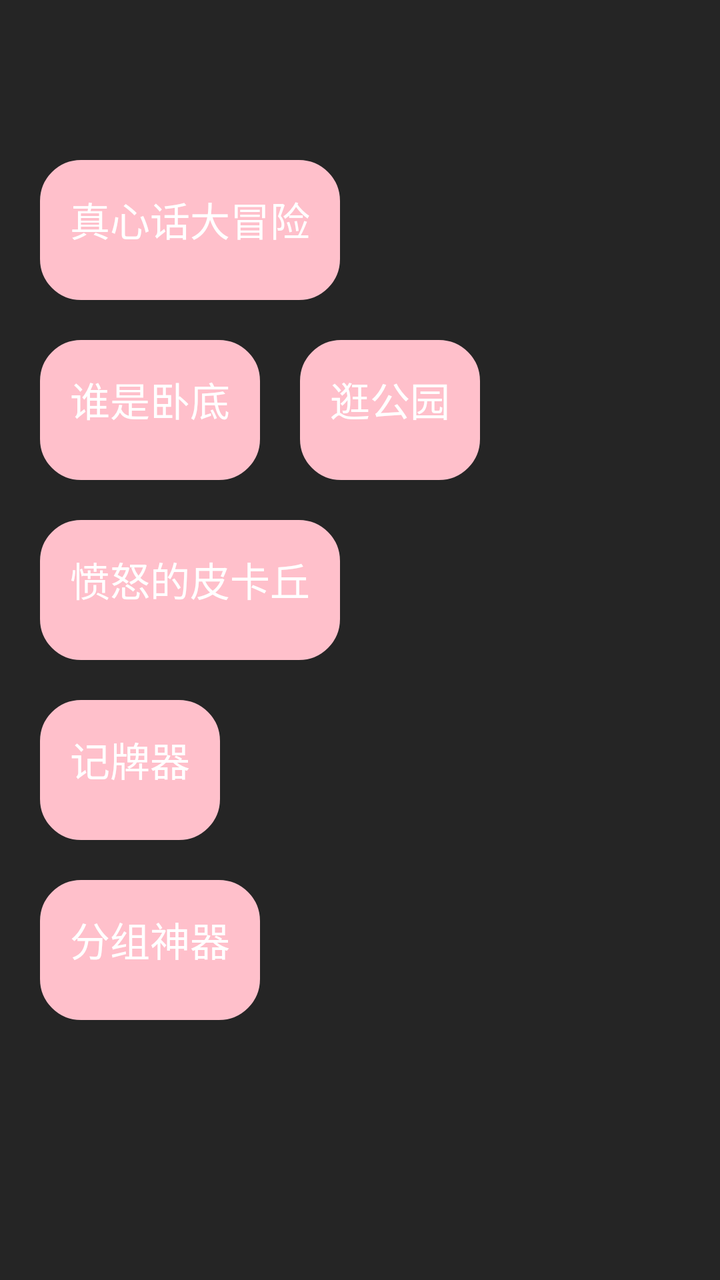
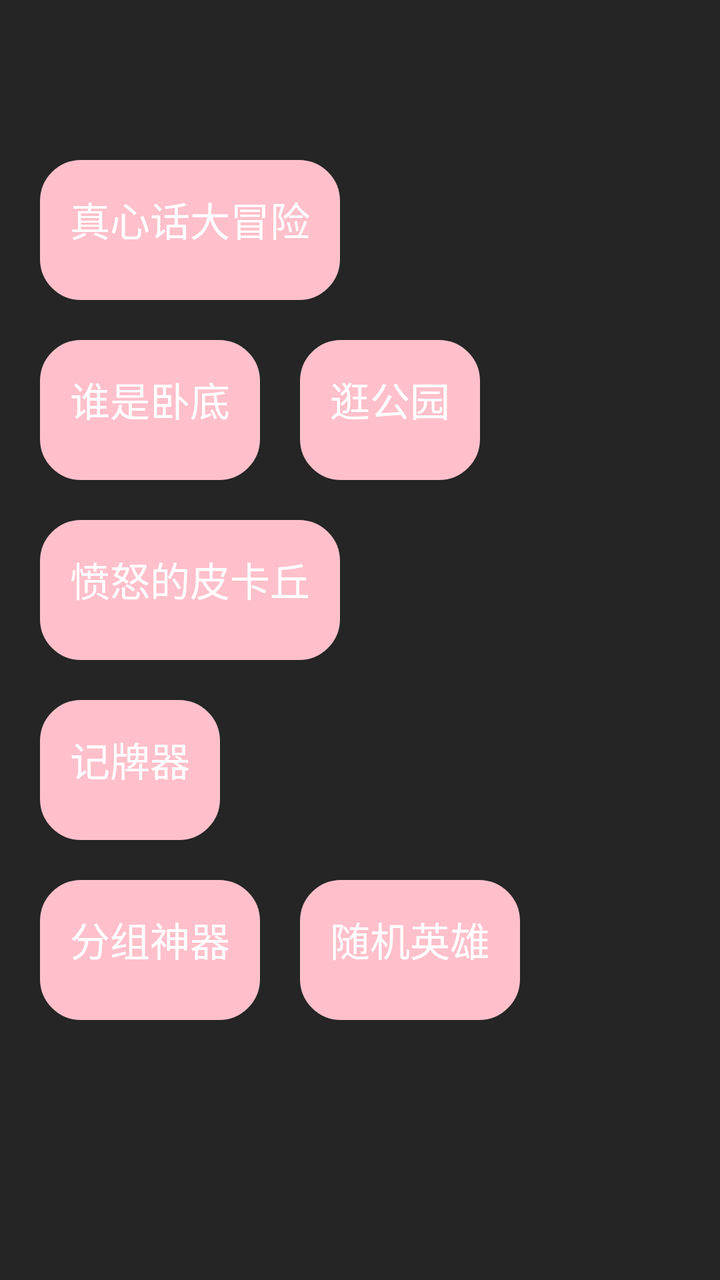

Compare the two renders of this Android layout. The source of the first and the diff that turns it into the second are given below.
<!-- AndroidManifest.xml: application theme AppTheme -->
<!-- res/layout/activity_main.xml -->
<?xml version="1.0" encoding="utf-8"?>
<layout xmlns:android="http://schemas.android.com/apk/res/android"
    xmlns:app="http://schemas.android.com/apk/res-auto"
    xmlns:binding="http://schemas.android.com/apk/res-auto"
    xmlns:tools="http://schemas.android.com/tools">

    <data>

        <variable
            name="viewModel"
            type="com.xxx.games.MainViewModel" />
    </data>

    <RelativeLayout
        android:layout_width="match_parent"
        android:layout_height="match_parent"
        android:background="#252525"
        tools:context=".MainActivity">

        <Button
            android:id="@+id/btn_game1"
            android:layout_width="wrap_content"
            android:layout_height="70dp"
            android:layout_marginLeft="20dp"
            android:layout_marginTop="80dp"
            android:background="@drawable/btn_pink_sx"
            android:padding="15dp"
            android:text="真心话大冒险"
            android:textColor="@color/white"
            android:textSize="20sp" />

        <Button
            android:id="@+id/btn_game2"
            android:layout_width="wrap_content"
            android:layout_height="70dp"
            android:layout_marginTop="20dp"
            android:layout_below="@id/btn_game3"
            android:layout_marginLeft="20dp"
            android:background="@drawable/btn_pink_sx"
            android:padding="15dp"
            android:text="愤怒的皮卡丘"
            android:textColor="@color/white"
            android:textSize="20sp" />

        <Button
            android:id="@+id/btn_game5"
            android:layout_width="wrap_content"
            android:layout_height="70dp"
            android:layout_marginTop="20dp"
            android:layout_below="@id/btn_game2"
            android:layout_marginLeft="20dp"
            android:background="@drawable/btn_pink_sx"
            android:padding="15dp"
            android:text="记牌器"
            android:textColor="@color/white"
            android:textSize="20sp" />

        <Button
            android:id="@+id/btn_game6"
            android:layout_width="wrap_content"
            android:layout_height="70dp"
            android:layout_marginTop="20dp"
            android:layout_below="@id/btn_game5"
            android:layout_marginLeft="20dp"
            android:background="@drawable/btn_pink_sx"
            android:padding="15dp"
            android:text="分组神器"
            android:textColor="@color/white"
            android:textSize="20sp" />

        <Button
            android:id="@+id/btn_game3"
            android:layout_width="wrap_content"
            android:layout_height="70dp"
            android:layout_below="@id/btn_game1"
            android:layout_marginLeft="20dp"
            android:layout_marginTop="20dp"
            android:background="@drawable/btn_pink_sx"
            android:padding="15dp"
            android:text="谁是卧底"
            android:textColor="@color/white"
            android:textSize="20sp" />

        <Button
            android:id="@+id/btn_game4"
            android:layout_width="wrap_content"
            android:layout_height="70dp"
            android:layout_toRightOf="@id/btn_game3"
            android:layout_below="@id/btn_game1"
            android:layout_marginLeft="20dp"
            android:layout_marginTop="20dp"
            android:background="@drawable/btn_pink_sx"
            android:padding="15dp"
            android:text="逛公园"
            android:textColor="@color/white"
            android:textSize="20sp" />

    </RelativeLayout>
</layout>
<!-- resources referenced by this layout -->
<resources>
  <color name="white">#FFFFFFFF</color>
  <!-- drawable btn_pink_sx (drawable) -->
  <?xml version="1.0" encoding="utf-8"?>
  <shape xmlns:android="http://schemas.android.com/apk/res/android">
      <corners android:radius="20dp" />
      
      <stroke
          android:width="1dp"
          android:color="#FFC0CB" />
  
      
      <solid android:color="#FFC0CB" />
  </shape>
  <style name="AppTheme" parent="QMUI.Compat.NoActionBar">
          
          <item name="colorPrimary">@color/colorPrimary</item>
          <item name="colorPrimaryDark">@color/colorPrimaryDark</item>
          <item name="colorAccent">@color/colorAccent</item>
      </style>
  <color name="colorPrimary">#008577</color>
  <color name="colorPrimaryDark">#00574B</color>
  <color name="colorAccent">#D81B60</color>
</resources>

<!-- the commit's change to res/layout/activity_main.xml (unified diff, before → after) -->
@@ -69,6 +69,20 @@
             android:textSize="20sp" />
 
         <Button
+            android:id="@+id/btn_game7"
+            android:layout_width="wrap_content"
+            android:layout_height="70dp"
+            android:layout_marginTop="20dp"
+            android:layout_below="@id/btn_game5"
+            android:layout_marginLeft="20dp"
+            android:background="@drawable/btn_pink_sx"
+            android:padding="15dp"
+            android:text="随机英雄"
+            android:layout_toRightOf="@id/btn_game6"
+            android:textColor="@color/white"
+            android:textSize="20sp" />
+
+        <Button
             android:id="@+id/btn_game3"
             android:layout_width="wrap_content"
             android:layout_height="70dp"
